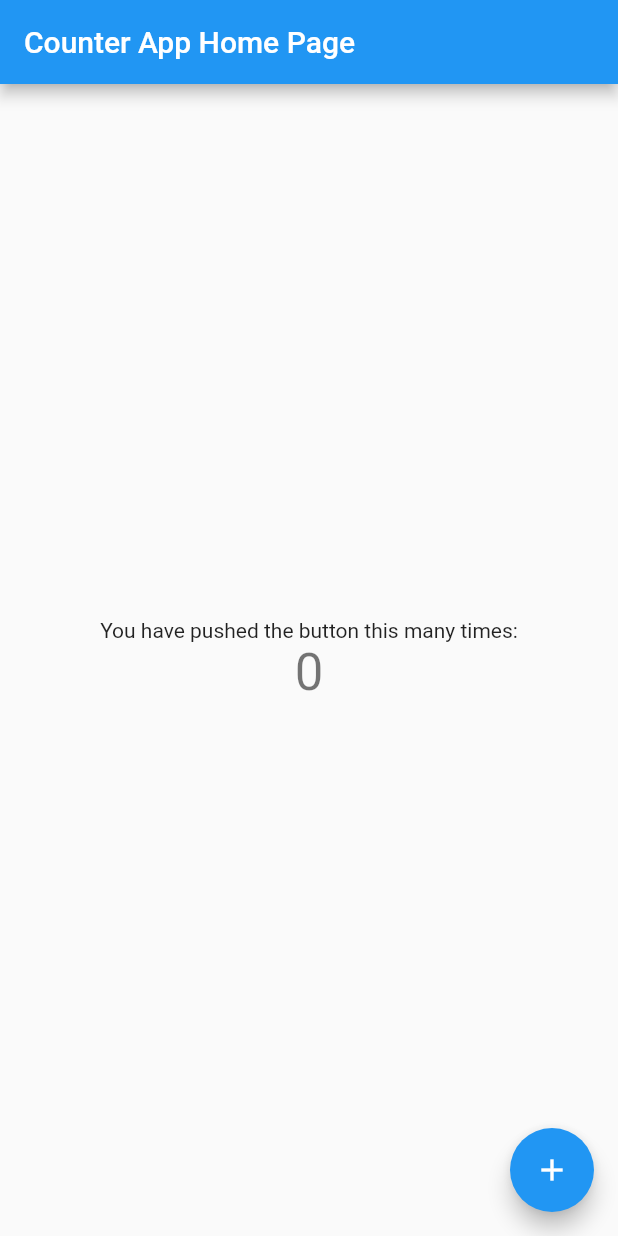
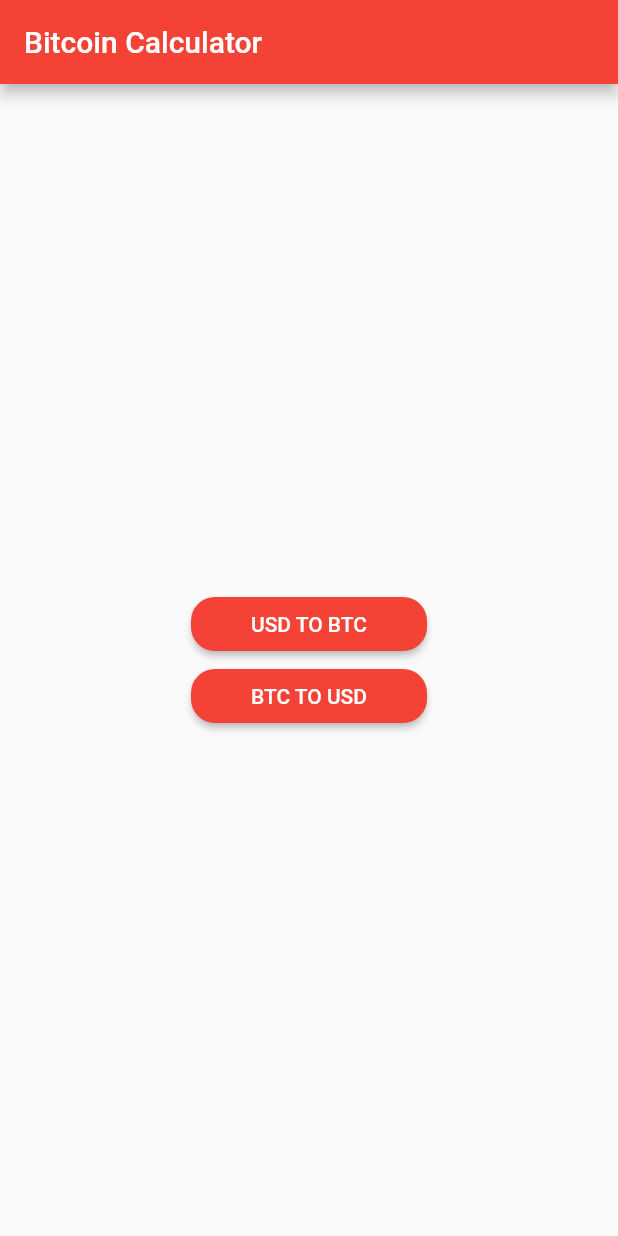
Before and after one commit to utrgv-software-engineering/bitcoin-calculator-fixed-vanessathefirst, a Flutter app: the screen it shows after launch, on a phone screen of 412 x 824 dp. Run offline on Flutter 3.47's test engine with Material 2 defaults, Android fonts, the phone set to English and light mode, and no system bars.

Commit message:
main screen

```diff
--- a/lib/main.dart
+++ b/lib/main.dart
@@ -1,4 +1,7 @@
+import 'package:bitcoin_calculator/btcToUsd.dart';
 import 'package:flutter/material.dart';
+
+import 'usdToBtc.dart';
 
 void main() => runApp(MyApp());
 
@@ -6,8 +9,8 @@ class MyApp extends StatelessWidget {
   @override
   Widget build(BuildContext context) {
     return MaterialApp(
-      title: 'Counter App',
-      home: MyHomePage(title: 'Counter App Home Page'),
+      title: 'Bitcoin Calculator',
+      home: MyHomePage(title: 'Bitcoin Calculator'),
     );
   }
 }
@@ -35,32 +38,48 @@ class _MyHomePageState extends State<MyHomePage> {
     return Scaffold(
       appBar: AppBar(
         title: Text(widget.title),
+        backgroundColor: Colors.red,
       ),
       body: Center(
         child: Column(
           mainAxisAlignment: MainAxisAlignment.center,
           children: <Widget>[
-            Text(
-              'You have pushed the button this many times:',
+            RaisedButton(
+              shape: RoundedRectangleBorder(
+                  borderRadius: BorderRadius.all(Radius.circular(16.0))),
+              onPressed: () {
+                Navigator.push(
+                  context,
+                  MaterialPageRoute(builder: (context) => usdToBtc()),
+                );
+              },
+              padding: EdgeInsets.only(left: 40.0, right: 40.0),
+              color: Colors.red,
+              child: Text(
+                'USD TO BTC',
+                style: new TextStyle(color: Colors.white),
+                key: Key('usdToBtc'),
+              ),
             ),
-            Text(
-              '$_counter',
-              // Provide a Key to this specific Text widget. This allows
-              // identifying the widget from inside the test suite,
-              // and reading the text.
-              key: Key('counter'),
-              style: Theme.of(context).textTheme.headline4,
-            ),
+            RaisedButton(
+              shape: RoundedRectangleBorder(
+                  borderRadius: BorderRadius.all(Radius.circular(16.0))),
+              onPressed: () {
+                Navigator.push(
+                  context,
+                  MaterialPageRoute(builder: (context) => btcToUsd()),
+                );
+              },
+              padding: EdgeInsets.only(left: 40.0, right: 40.0),
+              color: Colors.red,
+              child: Text(
+                'BTC TO USD',
+                style: new TextStyle(color: Colors.white),
+                key: Key('btcToUsd'),
+              ),
+            )
           ],
         ),
-      ),
-      floatingActionButton: FloatingActionButton(
-        // Provide a Key to this button. This allows finding this
-        // specific button inside the test suite, and tapping it.
-        key: Key('increment'),
-        onPressed: _incrementCounter,
-        tooltip: 'Increment',
-        child: Icon(Icons.add),
       ),
     );
   }
```
